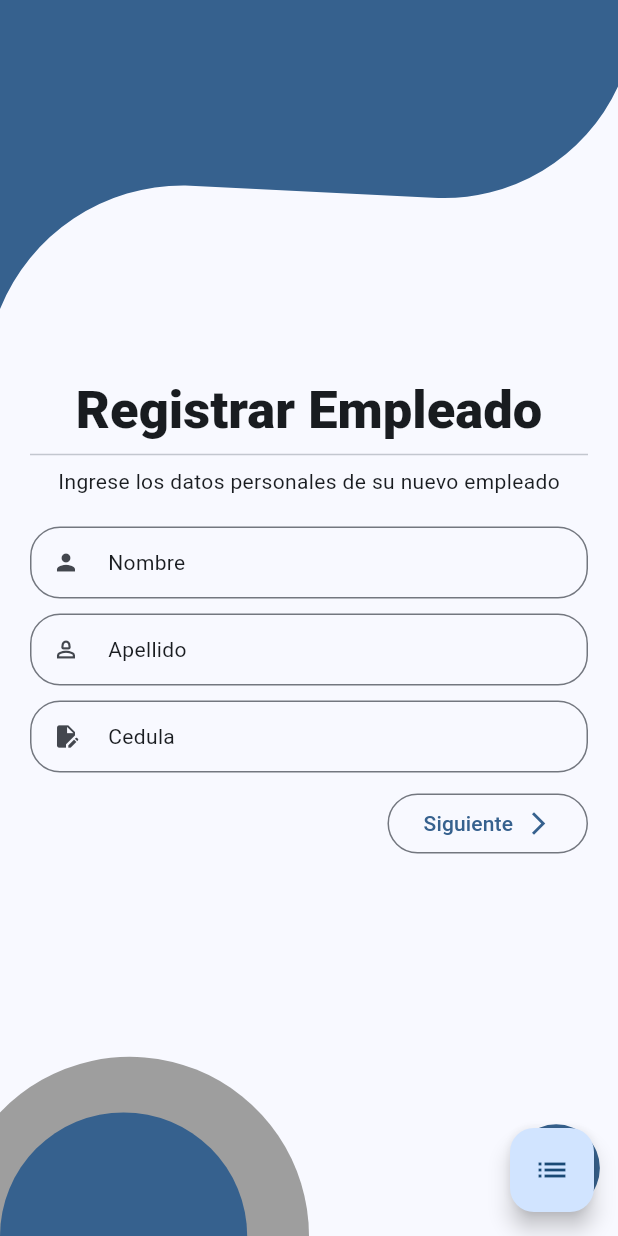
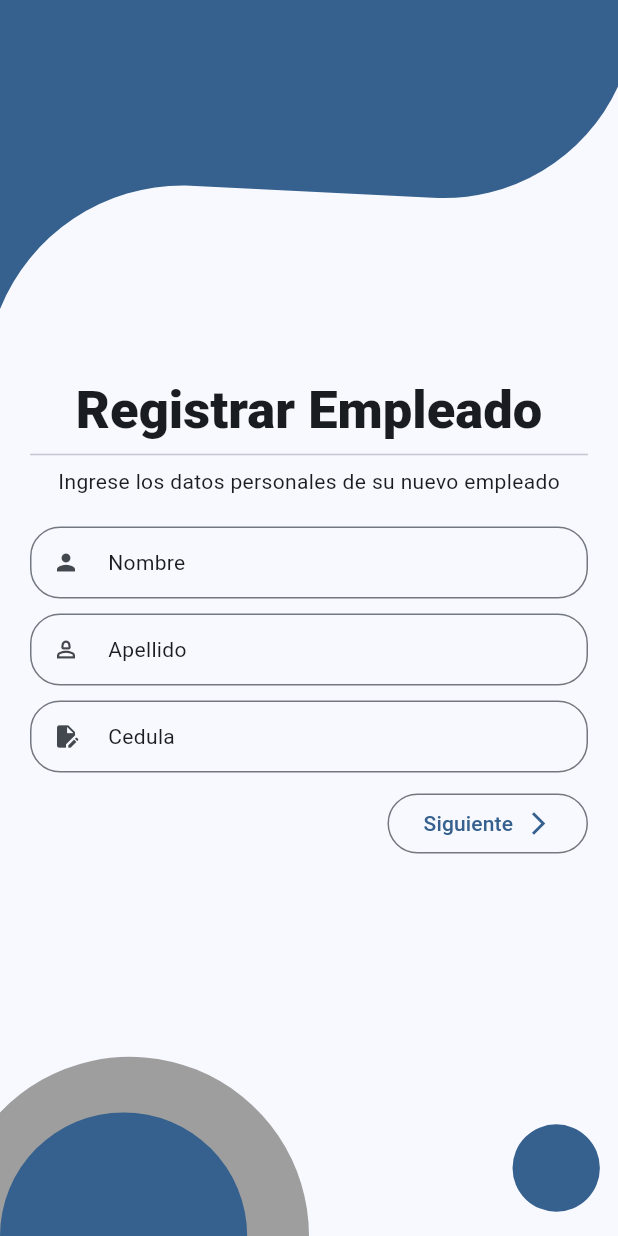
Before and after one commit to MateoLl1/TestApp, a Flutter app: the screen it shows after launch, on a phone screen of 412 x 824 dp. Run offline on Flutter 3.47's test engine with Material 3 defaults, Android fonts, the phone set to English and light mode, and no system bars; our stand-ins replace flutter_riverpod, go_router, signature.

Commit message:
Quitando un boton

```diff
--- a/lib/presentation/screens/home/home_screen.dart
+++ b/lib/presentation/screens/home/home_screen.dart
@@ -22,10 +22,6 @@ class _HomeScreenState extends State<HomeScreen> {
     final colors = Theme.of(context).colorScheme;
     return Scaffold(
       resizeToAvoidBottomInset: false,
-      floatingActionButton: FloatingActionButton(
-        onPressed: (){},
-        child: const Icon(Icons.list),
-      ),
       body: Stack(
         children: [
           CustomPaint(
```
